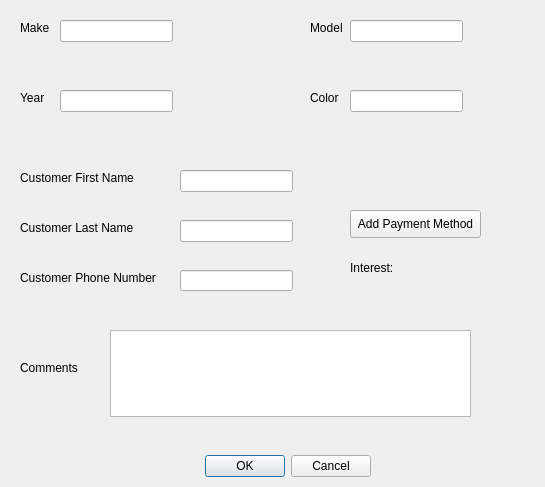
First picture: the form in UI/NewBikeOrderDialog.ui, repository jordynmarlow/SoftwareEngineering, before the edit.
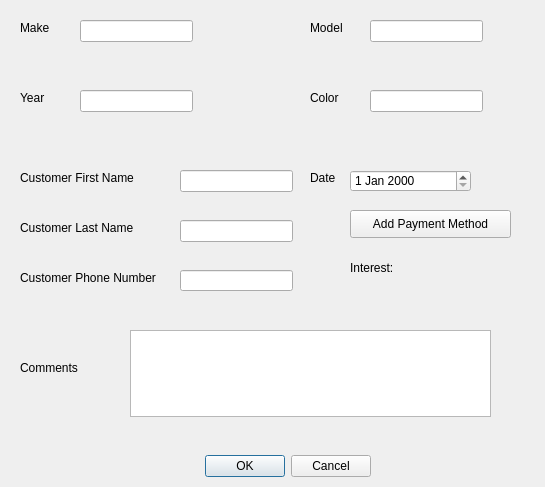
Second picture: the form after the edit.

Commit message: Add inventory UIs w/ functionality, other two add order functionalities

The edit to the form file:
```diff
--- a/UI/NewBikeOrderDialog.ui
+++ b/UI/NewBikeOrderDialog.ui
@@ -34,7 +34,7 @@
     <rect>
      <x>20</x>
      <y>170</y>
-     <width>141</width>
+     <width>151</width>
      <height>16</height>
     </rect>
    </property>
@@ -60,7 +60,7 @@
     <rect>
      <x>20</x>
      <y>360</y>
-     <width>71</width>
+     <width>81</width>
      <height>16</height>
     </rect>
    </property>
@@ -125,7 +125,7 @@
     <rect>
      <x>20</x>
      <y>220</y>
-     <width>141</width>
+     <width>151</width>
      <height>16</height>
     </rect>
    </property>
@@ -166,7 +166,7 @@
   <widget class="QPlainTextEdit" name="plainTextEdit">
    <property name="geometry">
     <rect>
-     <x>110</x>
+     <x>130</x>
      <y>330</y>
      <width>361</width>
      <height>87</height>
@@ -178,7 +178,7 @@
     <rect>
      <x>350</x>
      <y>210</y>
-     <width>131</width>
+     <width>161</width>
      <height>28</height>
     </rect>
    </property>
@@ -191,7 +191,7 @@
     <rect>
      <x>350</x>
      <y>260</y>
-     <width>51</width>
+     <width>61</width>
      <height>16</height>
     </rect>
    </property>
@@ -202,7 +202,7 @@
   <widget class="QLabel" name="order_interest_lbl">
    <property name="geometry">
     <rect>
-     <x>400</x>
+     <x>420</x>
      <y>260</y>
      <width>51</width>
      <height>16</height>
@@ -215,7 +215,7 @@
   <widget class="QLineEdit" name="lineEdit_4">
    <property name="geometry">
     <rect>
-     <x>60</x>
+     <x>80</x>
      <y>20</y>
      <width>113</width>
      <height>22</height>
@@ -225,7 +225,7 @@
   <widget class="QLineEdit" name="lineEdit_6">
    <property name="geometry">
     <rect>
-     <x>60</x>
+     <x>80</x>
      <y>90</y>
      <width>113</width>
      <height>22</height>
@@ -235,7 +235,7 @@
   <widget class="QLineEdit" name="lineEdit_5">
    <property name="geometry">
     <rect>
-     <x>350</x>
+     <x>370</x>
      <y>20</y>
      <width>113</width>
      <height>22</height>
@@ -245,13 +245,36 @@
   <widget class="QLineEdit" name="lineEdit_7">
    <property name="geometry">
     <rect>
-     <x>350</x>
+     <x>370</x>
      <y>90</y>
      <width>113</width>
      <height>22</height>
     </rect>
    </property>
   </widget>
+  <widget class="QLabel" name="label_10">
+   <property name="geometry">
+    <rect>
+     <x>310</x>
+     <y>170</y>
+     <width>55</width>
+     <height>16</height>
+    </rect>
+   </property>
+   <property name="text">
+    <string>Date</string>
+   </property>
+  </widget>
+  <widget class="QDateEdit" name="date_edit">
+   <property name="geometry">
+    <rect>
+     <x>350</x>
+     <y>170</y>
+     <width>121</width>
+     <height>22</height>
+    </rect>
+   </property>
+  </widget>
  </widget>
  <resources/>
  <connections>
```
Left out of the diff: 18 changed lines with no effect on the pictures. The commit also changes 18 other files.
